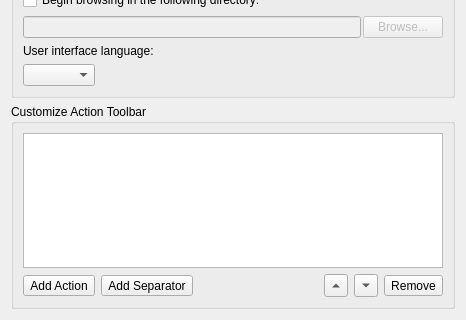
This is ui/options_interface.ui in metabrainz/picard as Qt 5 draws it before an edit; both pictures show x 0 to 466 and y 180 to 500 of the 466 by 500 pixel window. The edited form follows.
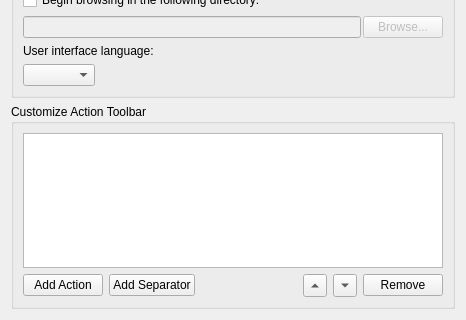
This is the edited form.

Commit message:
PICARD-1012: Change QToolButtons to QPushButtons for GUI uniformity
QToolButtons in User Interface and Scripting looked smalled in comparison
to the rest of the UI.

See: https://tickets.metabrainz.org/browse/PICARD-1012

```diff
--- a/ui/options_interface.ui
+++ b/ui/options_interface.ui
@@ -151,7 +151,7 @@
           <number>0</number>
          </property>
          <item>
-          <widget class="QToolButton" name="add_button">
+          <widget class="QPushButton" name="add_button">
            <property name="toolTip">
             <string>Add a new button to Toolbar</string>
            </property>
@@ -161,7 +161,7 @@
           </widget>
          </item>
          <item>
-          <widget class="QToolButton" name="insert_separator_button">
+          <widget class="QPushButton" name="insert_separator_button">
            <property name="toolTip">
             <string>Insert a separator</string>
            </property>
@@ -180,7 +180,7 @@
            </property>
            <property name="sizeHint" stdset="0">
             <size>
-             <width>60</width>
+             <width>50</width>
              <height>20</height>
             </size>
            </property>
@@ -213,7 +213,7 @@
           </widget>
          </item>
          <item>
-          <widget class="QToolButton" name="remove_button">
+          <widget class="QPushButton" name="remove_button">
            <property name="toolTip">
             <string>Remove button from toolbar</string>
            </property>
```
The commit also changes 3 other files.
